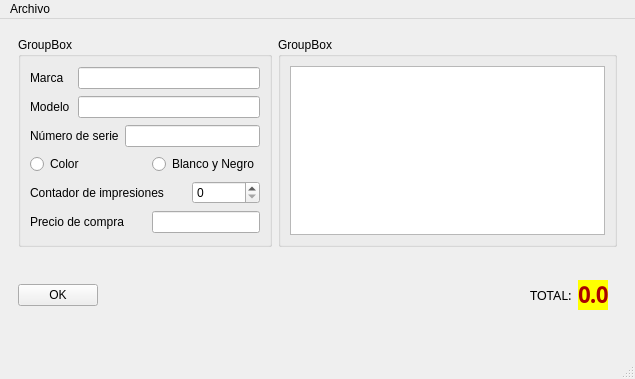
The window that principal.ui (JFernandoObando/Prueba) describes before a commit, drawn with Qt 5.
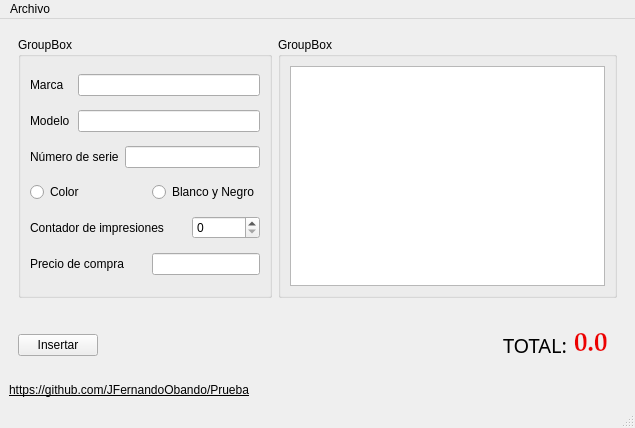
The same window after the commit. Icons and pictures are not drawn.

Diff of the .ui file:
```diff
--- a/principal.ui
+++ b/principal.ui
@@ -7,7 +7,7 @@
     <x>0</x>
     <y>0</y>
     <width>635</width>
-    <height>379</height>
+    <height>428</height>
    </rect>
   </property>
   <property name="windowTitle">
@@ -75,7 +75,10 @@
           <item row="4" column="4" colspan="2">
            <widget class="QSpinBox" name="inContador">
             <property name="maximum">
-             <number>999999999</number>
+             <number>999999</number>
+            </property>
+            <property name="stepType">
+             <enum>QAbstractSpinBox::AdaptiveDecimalStepType</enum>
             </property>
            </widget>
           </item>
@@ -120,7 +123,7 @@
        <item>
         <widget class="QPushButton" name="OkpushButton">
          <property name="text">
-          <string>OK</string>
+          <string>Insertar</string>
          </property>
         </widget>
        </item>
@@ -145,7 +148,7 @@
             <property name="font">
              <font>
               <family>Showcard Gothic</family>
-              <pointsize>10</pointsize>
+              <pointsize>15</pointsize>
              </font>
             </property>
             <property name="text">
@@ -157,15 +160,15 @@
            <widget class="QLabel" name="outTotal">
             <property name="font">
              <font>
-              <family>Open Sans Semibold</family>
-              <pointsize>16</pointsize>
+              <family>Palatino Linotype</family>
+              <pointsize>20</pointsize>
               <weight>75</weight>
               <bold>true</bold>
              </font>
             </property>
             <property name="styleSheet">
-             <string notr="true">color: rgb(170, 0, 0);
-background-color: rgb(255, 255, 0);</string>
+             <string notr="true">color: rgb(236, 0, 0);
+</string>
             </property>
             <property name="text">
              <string>0.0</string>
@@ -180,8 +183,19 @@
     </item>
     <item>
      <widget class="QLabel" name="label_7">
+      <property name="font">
+       <font>
+        <underline>true</underline>
+       </font>
+      </property>
       <property name="text">
-       <string/>
+       <string>https://github.com/JFernandoObando/Prueba</string>
+      </property>
+      <property name="openExternalLinks">
+       <bool>true</bool>
+      </property>
+      <property name="buddy">
+       <cstring>https://github.com/JFernandoObando/Prueba</cstring>
       </property>
      </widget>
     </item>
```
Left out of the diff: 14 changed lines with no effect on the pictures.
